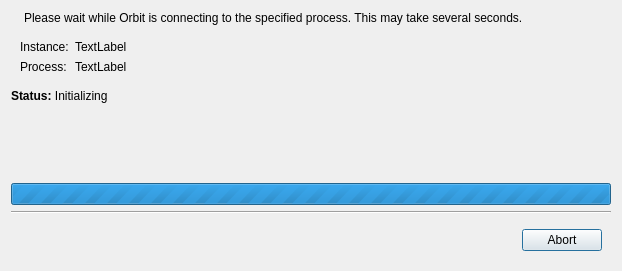
Before: the Qt Designer form src/SessionSetup/ConnectToTargetDialog.ui in google/orbit, drawn with Qt 5.
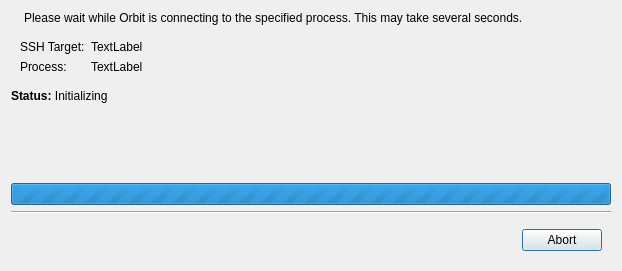
After: the same form once the commit is applied. Icons and pictures are not drawn.

Patch:
```diff
--- a/src/SessionSetup/ConnectToTargetDialog.ui
+++ b/src/SessionSetup/ConnectToTargetDialog.ui
@@ -79,7 +79,7 @@
       <item row="0" column="0">
        <widget class="QLabel" name="label_2">
         <property name="text">
-         <string>Instance:</string>
+         <string>SSH Target:</string>
         </property>
        </widget>
       </item>
```
Left out of the diff: 4 changed lines with no effect on the pictures.
